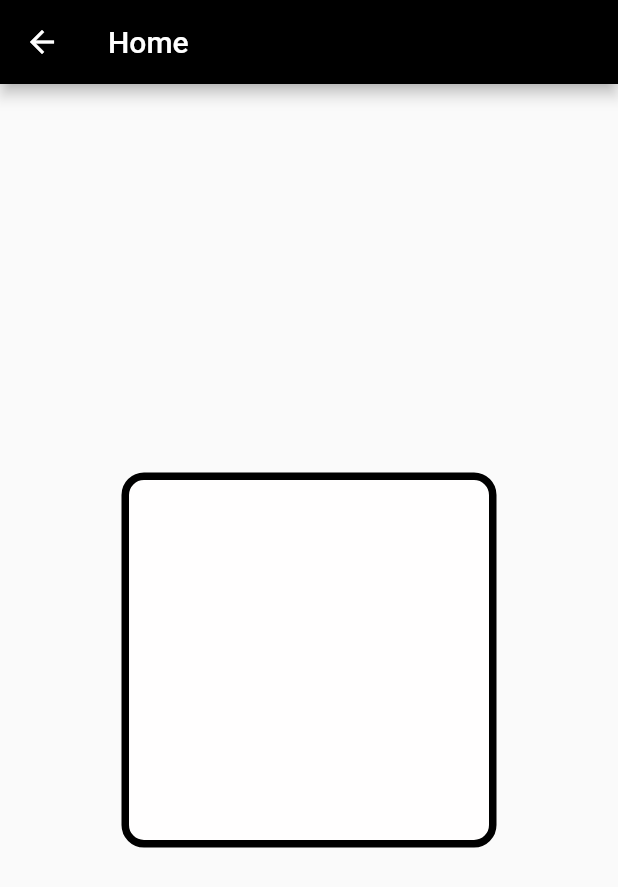
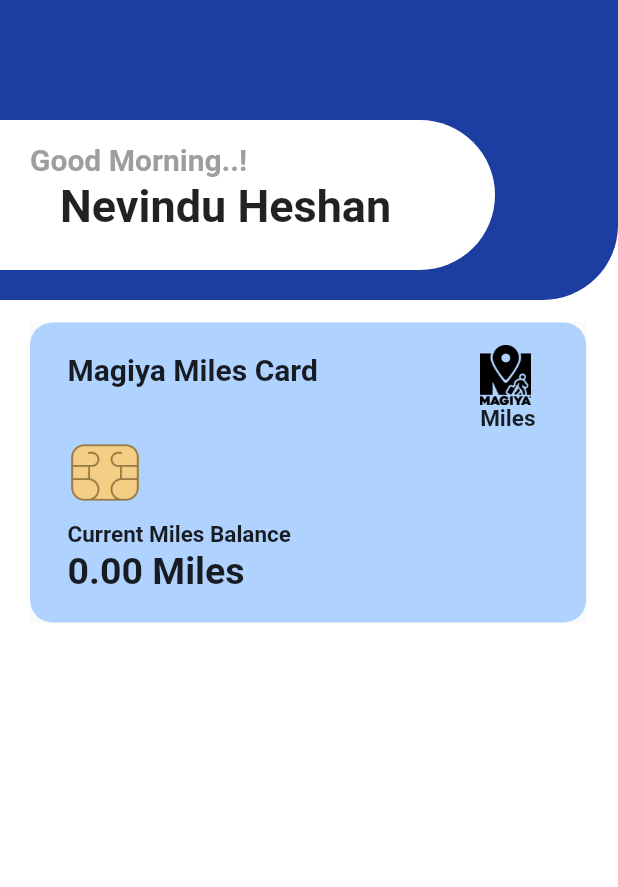
Before and after one commit to nevinduheshan/flutter-app, a Flutter app: the MyHomePage screen opened directly, on a phone screen of 412 x 824 dp. Shown: the top 887 px of the screen. Run offline on Flutter 3.47's test engine with Material 2 defaults, Android fonts, the phone set to English and light mode, and no system bars; our stand-ins replace get, hexcolor, intl_phone_field, line_awesome_flutter, validators.

```diff
--- a/lib/colors/global.colors.dart
+++ b/lib/colors/global.colors.dart
@@ -2,4 +2,5 @@ import 'package:hexcolor/hexcolor.dart';
 
 class Globalcolors {
   static HexColor mainColor = HexColor('#2463EB');
+  static HexColor useColor = HexColor('#1D3EA1');
 }
--- a/lib/main.dart
+++ b/lib/main.dart
@@ -14,9 +14,9 @@ class MyApp extends StatelessWidget {
   // This widget is the root of your application.
   @override
   Widget build(BuildContext context) {
-    return MaterialApp(
+    return const MaterialApp(
       debugShowCheckedModeBanner: false,
-      home: LoginPage(),
+      home: MyHomePage(),
     );
   }
 }
--- a/lib/view/Home/home.page.dart
+++ b/lib/view/Home/home.page.dart
@@ -1,32 +1,169 @@
-import 'package:expansion_card/expansion_card.dart';
 import 'package:flutter/material.dart';
+import 'package:get/get.dart';
+import 'package:hexcolor/hexcolor.dart';
+import 'package:flutter_application_1/colors/global.colors.dart';
 
-class MyHomePage extends StatelessWidget {
+class MyHomePage extends StatefulWidget {
   const MyHomePage({super.key});
 
   @override
+  State<MyHomePage> createState() => _MyHomePageState();
+}
+
+class _MyHomePageState extends State<MyHomePage> {
+  @override
   Widget build(BuildContext context) {
+    final double height = MediaQuery.of(context).size.height;
+    final double width = MediaQuery.of(context).size.width;
     return Scaffold(
-      appBar: AppBar(
-        backgroundColor: Colors.black,
-        title: const Text(
-          'Home',
-          style: TextStyle(
+      backgroundColor: Colors.white,
+      body: SingleChildScrollView(
+        child: Column(
+          children: [
+            Container(
+              height: 200,
+              decoration: const BoxDecoration(
+                borderRadius: BorderRadius.only(
+                  bottomRight: Radius.circular(50),
+                ),
+                color: Color.fromARGB(255, 29, 62, 161),
+              ),
+              child: Stack(
+                children: [
+                  Positioned(
+                    top: 80,
+                    left: 0,
+                    child: Container(
+                      height: 100,
+                      width: 330,
+                      decoration: const BoxDecoration(
                         color: Colors.white,
+                        borderRadius: BorderRadius.only(
+                          topRight: Radius.circular(50),
+                          bottomRight: Radius.circular(50),
                         ),
                       ),
                     ),
-      body: Center(
+                  ),
+                  const Positioned(
+                    top: 95,
+                    left: 20,
+                    child: Text(
+                      'Good Morning..!',
+                      style: TextStyle(
+                        fontSize: 20,
+                        color: Colors.grey,
+                        fontWeight: FontWeight.bold,
+                      ),
+                    ),
+                  ),
+                  const Positioned(
+                    top: 120,
+                    left: 40,
+                    child: Text(
+                      'Nevindu Heshan',
+                      style: (TextStyle(
+                        fontSize: 30,
+                        fontWeight: FontWeight.bold,
+                      )),
+                    ),
+                  ),
+                ],
+              ),
+            ),
+            const SizedBox(height: 5),
+            SizedBox(
+              height: 250,
+              child: Stack(
+                children: [
+                  Positioned(
+                    top: 10,
+                    left: 20,
+                    child: Material(
                       child: Container(
-          width: 250,
-          height: 250,
+                        height: 200.0,
+                        width: width * 0.9,
                         decoration: BoxDecoration(
-              color: Color.fromARGB(255, 255, 254, 254),
-              border: Border.all(
-                color: Colors.black,
-                width: 5,
+                          color: const Color.fromARGB(255, 175, 210, 254),
+                          borderRadius: BorderRadius.circular(15.0),
                         ),
-              borderRadius: BorderRadius.circular(15)),
+                      ),
+                    ),
+                  ),
+                  const Positioned(
+                    top: 15,
+                    left: 45,
+                    child: Padding(
+                      padding: EdgeInsets.only(top: 15),
+                      child: Text(
+                        'Magiya Miles Card',
+                        style: TextStyle(
+                          fontSize: 20,
+                          fontWeight: FontWeight.bold,
+                        ),
+                      ),
+                    ),
+                  ),
+                  Positioned(
+                    top: 10,
+                    right: 40,
+                    child: Padding(
+                      padding: const EdgeInsets.only(right: 15, top: 15),
+                      child: SizedBox(
+                        height: 40,
+                        width: 40,
+                        child: Image.asset(
+                          'lib/images/Magiyablack.png',
+                        ),
+                      ),
+                    ),
+                  ),
+                  const Positioned(
+                    top: 65,
+                    right: 55,
+                    child: Text(
+                      'Miles',
+                      style: TextStyle(
+                        fontSize: 15,
+                        fontWeight: FontWeight.bold,
+                      ),
+                    ),
+                  ),
+                  Positioned(
+                    top: 85,
+                    left: 45,
+                    child: SizedBox(
+                      height: 50,
+                      width: 50,
+                      child: Image.asset('lib/images/sim.png'),
+                    ),
+                  ),
+                  const Positioned(
+                    left: 45,
+                    bottom: 90,
+                    child: Text(
+                      'Current Miles Balance',
+                      style: TextStyle(
+                        fontSize: 15,
+                        fontWeight: FontWeight.bold,
+                      ),
+                    ),
+                  ),
+                  const Positioned(
+                    bottom: 60,
+                    left: 45,
+                    child: Text(
+                      '0.00' ' Miles',
+                      style: TextStyle(
+                        fontSize: 25,
+                        fontWeight: FontWeight.bold,
+                      ),
+                    ),
+                  ),
+                ],
+              ),
+            ),
+          ],
         ),
       ),
     );
```
Also changed, not shown: lib/view/profile/profile.dart (+4 -3 lines), lib/images/Magiyablack.png (added), lib/images/sim.png (added). Lines whose indentation alone changed are shown as unchanged.
